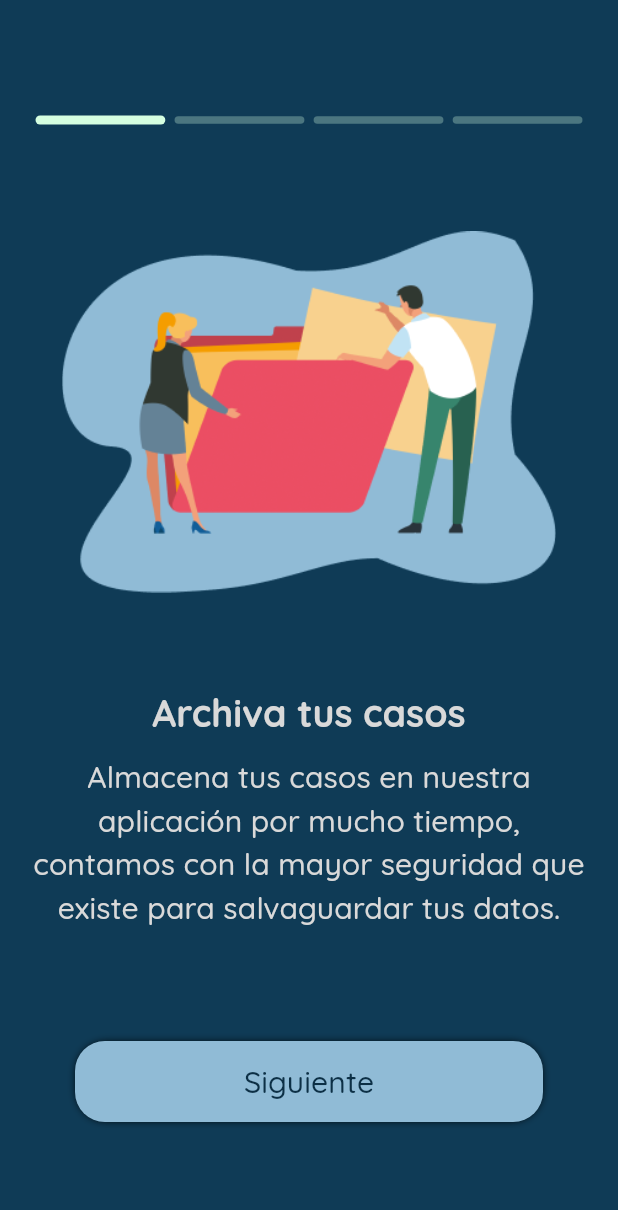
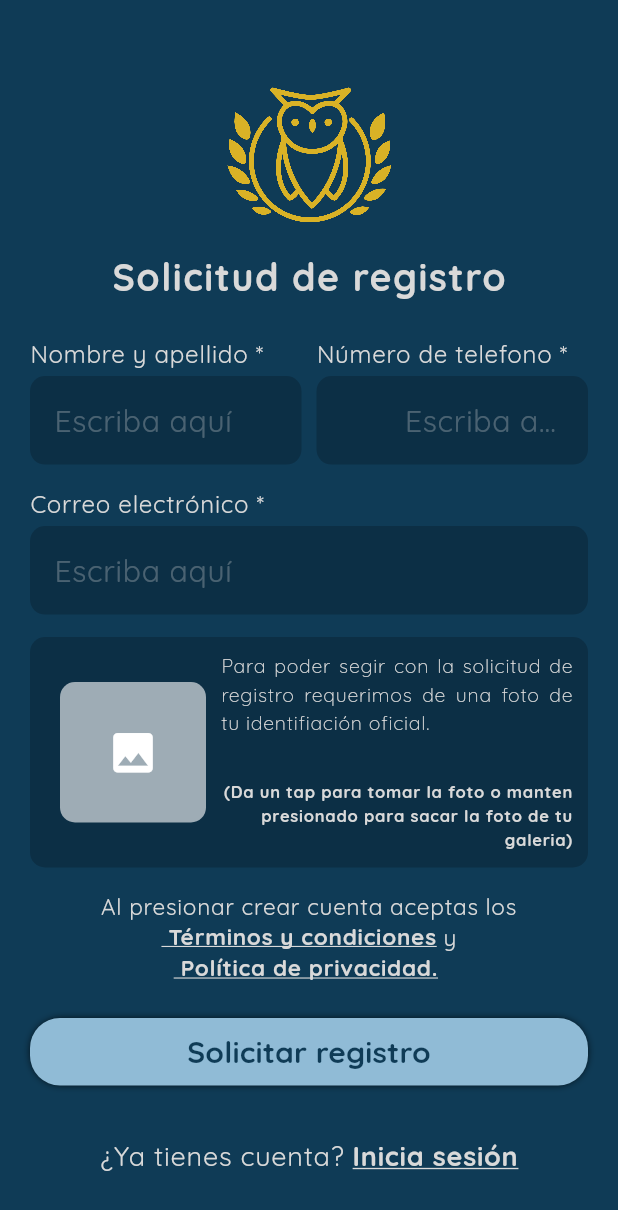
Before and after one commit to Gugodin/AppExpedientes, a Flutter app: the screen it shows after launch, on a phone screen of 412 x 824 dp. Shown: the top 1210 px of the screen. Run offline on Flutter 3.47's test engine with Material 3 defaults, Android fonts, the phone set to English and light mode, and no system bars; our stand-ins replace auto_route, firebase_auth, firebase_core, image_picker, shared_preferences; accounts and stored records are empty.

Commit message:
register has registered done

```diff
--- a/lib/config/const/const.dart
+++ b/lib/config/const/const.dart
@@ -13,15 +13,20 @@ final listImages = [
   AssetsApp.onB3,
   AssetsApp.onB4
 ];
-final listTitle = [
+final listTitleOnBoarding = [
   'Archiva tus casos',
   'Monitorea tus casos',
   'Las mejores asesorías',
   'Se parte de nosotros'
 ];
-final listDescription = [
+final listDescriptionOnBoarding = [
   'Almacena tus casos en nuestra aplicación por mucho tiempo, contamos con la mayor seguridad que existe para salvaguardar tus datos.',
   'Te mostramos paso a paso en donde vas con tu caso para que no tengas ningún tipo de duda al darle seguimiento.',
   'Contamos con el mejor buffete de abogados aquí en México los cuales llevarán tus casos de la mejor forma posible.',
   'Ya sea como abogado o cliente puedes ser parte de nuestra comunidad, buscando la justicia para todos los individuos.'
 ];
+
+const String label1HasRegisteredUser =
+    'Tu solicitud ha sido enviada, tenemos una espera de al menos 3 dias habiles para contestarte. \n\nNos contactaremos contigo una vez ya se haya aceptado tu solicitud.';
+const String label2HasRegisteredUser =
+    '\nSi deseas cancelar la solicitud para mandar otra, has click en el boton de abajo.';
--- a/lib/config/routes/AppRouter/AppRouter.dart
+++ b/lib/config/routes/AppRouter/AppRouter.dart
@@ -9,10 +9,10 @@ class AppRouter extends $AppRouter {
   @override
   List<AutoRoute> get routes => [
         /// routes go here
-        AutoRoute(page: OnBoardingRoute.page ,initial: true),
+        AutoRoute(page: OnBoardingRoute.page ),
         AutoRoute(
           page: LoginRoute.page,
         ),
-        AutoRoute(page: RegisterRoute.page,path: '/${RegisterRoute.page}'),
+        AutoRoute(page: RegisterRoute.page,initial: true),
       ];
 }
--- /dev/null
+++ b/lib/infraestructure/helpers/helpers.dart
@@ -0,0 +1 @@
+export 'prefs_helper.dart';
--- /dev/null
+++ b/lib/infraestructure/helpers/prefs_helper.dart
@@ -0,0 +1,41 @@
+import 'package:flutter/material.dart';
+import 'package:shared_preferences/shared_preferences.dart';
+
+class HelperPrefs extends ChangeNotifier {
+  static final HelperPrefs _instancia = HelperPrefs._internal();
+
+  factory HelperPrefs() {
+    return _instancia;
+  }
+  HelperPrefs._internal();
+
+  static late SharedPreferences _prefs;
+
+  static Future initPrefs() async {
+    _prefs = await SharedPreferences.getInstance();
+  }
+
+  static Future clearPrefs() async {
+    await _prefs.clear();
+    _instancia.notifyListeners();
+  }
+
+
+  static String get registrationRequest {
+    return _prefs.getString('id_registration_request') ?? '';
+  }
+
+  static set registrationRequest(String value) {
+    _prefs.setString('id_registration_request', value);
+    _instancia.notifyListeners();
+  }
+
+  static String get idUser {
+    return _prefs.getString("id_user") ?? '';
+  }
+
+  static set idUser(String value) {
+    _prefs.setString("id_user", value);
+    _instancia.notifyListeners();
+  }
+}
--- a/lib/infraestructure/infraestructure.dart
+++ b/lib/infraestructure/infraestructure.dart
@@ -0,0 +1 @@
+export 'helpers/helpers.dart';
--- a/lib/main.dart
+++ b/lib/main.dart
@@ -1,11 +1,14 @@
 import 'package:expedientes/app/app.dart';
 import 'package:expedientes/firebase_options.dart';
+import 'package:expedientes/infraestructure/infraestructure.dart';
 import 'package:firebase_core/firebase_core.dart';
 import 'package:flutter/material.dart';
 
 Future<void> main() async {
   WidgetsFlutterBinding.ensureInitialized();
   await Firebase.initializeApp(options: DefaultFirebaseOptions.currentPlatform);
+
+  await HelperPrefs.initPrefs();
   // Ideal time to initialize
   runApp(ExpedientApp());
 }
--- a/lib/ui/commons/custom_text_field.dart
+++ b/lib/ui/commons/custom_text_field.dart
@@ -1,6 +1,7 @@
 // ignore_for_file: public_member_api_docs, sort_constructors_first
 import 'package:expedientes/config/colors/colors.dart';
 import 'package:flutter/material.dart';
+import 'package:flutter/services.dart';
 
 import '../../config/const/const.dart';
 
@@ -19,8 +20,11 @@ class CustomTextField extends StatefulWidget {
   final IconData? prefixIcon;
   final IconData? sufixIcon;
   final String? hintText;
-  const CustomTextField({
-    super.key,
+  final List<TextInputFormatter>? formatters;
+  final Widget? prefix;
+
+  const CustomTextField(
+      {super.key,
       required this.controller,
       required this.label,
       required this.node,
@@ -33,7 +37,8 @@ class CustomTextField extends StatefulWidget {
       this.onSubmitted,
       this.prefixIcon,
       this.sufixIcon,
-  });
+      this.prefix,
+      this.formatters});
 
   @override
   State<CustomTextField> createState() => _CustomTextFieldState();
@@ -53,14 +58,17 @@ class _CustomTextFieldState extends State<CustomTextField> {
         children: [
           Text(
             '${widget.label} ${widget.isRequierd ? '*' : ''}',
-            style: widget.labelStyle?? theme.textTheme.labelLarge,
+            style: widget.labelStyle ?? theme.textTheme.labelLarge,
           ),
           const SizedBox(
             height: 5,
           ),
           TextFormField(
+
+            inputFormatters: widget.formatters,
             style: theme.textTheme.labelMedium!.copyWith(fontSize: 20),
             decoration: InputDecoration(
+              prefix: widget.prefix,
               hintText: widget.hintText ?? 'Escriba aquí',
               suffixIcon: widget.typeTextField == TypeTextField.password
                   ? IconButton(
@@ -96,6 +104,11 @@ class _CustomTextFieldState extends State<CustomTextField> {
                     : 'Inserte un correo valido';
               }
 
+              if (widget.inputType == TextInputType.phone &&
+                  value!.length < 10) {
+                return 'Número invalido';
+              }
+
               if (widget.typeTextField == TypeTextField.curp) {
                 RegExp regExp = RegExp(CURP_PATTERN);
                 return regExp.hasMatch(value!)
--- a/lib/ui/screens/authentication_screens/on_boarding_screen/on_boarding_screen.dart
+++ b/lib/ui/screens/authentication_screens/on_boarding_screen/on_boarding_screen.dart
@@ -51,7 +51,7 @@ class _OnBoardingScreenState extends State<OnBoardingScreen> {
                                   flex: 1,
                                   child: Center(
                                     child: Text(
-                                      listTitle[index],
+                                      listTitleOnBoarding[index],
                                       style: Theme.of(context)
                                           .textTheme
                                           .headlineMedium,
@@ -63,7 +63,7 @@ class _OnBoardingScreenState extends State<OnBoardingScreen> {
                                     padding: const EdgeInsets.symmetric(
                                         horizontal: 20.0),
                                     child: Text(
-                                      listDescription[index],
+                                      listDescriptionOnBoarding[index],
                                       textAlign: TextAlign.center,
                                       style: Theme.of(context)
                                           .textTheme
--- /dev/null
+++ b/lib/ui/screens/authentication_screens/register_screen/sub_screens/register.dart
@@ -0,0 +1,87 @@
+import 'dart:io';
+
+import 'package:auto_route/auto_route.dart';
+import 'package:expedientes/config/colors/colors.dart';
+import 'package:expedientes/config/routes/AppRouter/AppRouter.gr.dart';
+import 'package:expedientes/ui/commons/custom_select_photo_area.dart';
+import 'package:expedientes/ui/screens/authentication_screens/register_screen/widets/go_to_login.dart';
+import 'package:flutter/material.dart';
+
+import '../widets/widgets.dart';
+
+class RegisterBody extends StatefulWidget {
+  final Function(String idRegister) onRegistrated;
+  const RegisterBody({super.key, required this.onRegistrated});
+
+  @override
+  State<RegisterBody> createState() => _RegisterBodyState();
+}
+
+class _RegisterBodyState extends State<RegisterBody> {
+
+  FocusNode node1 = FocusNode();
+  TextEditingController controllerName = TextEditingController();
+  FocusNode node2 = FocusNode();
+  TextEditingController controllerNumber = TextEditingController();
+  FocusNode node3 = FocusNode();
+  TextEditingController controllerEmail = TextEditingController();
+  File? imageSelected;
+
+  final GlobalKey<FormState> _formKey = GlobalKey<FormState>();
+
+  @override
+  Widget build(BuildContext context) {
+    final theme = Theme.of(context);
+
+    return Form(
+      key: _formKey,
+      child: Column(
+        children: [
+          Expanded(
+              flex: 2,
+              child: Center(
+                  child: Padding(
+                padding: const EdgeInsets.only(top: 10),
+                child: Text(
+                  'Solicitud de registro',
+                  style: theme.textTheme.headlineMedium!
+                      .copyWith(letterSpacing: 1),
+                ),
+              ))),
+          Expanded(
+              flex: 7,
+              child: FormPart(
+                  elementName:
+                      ElementForm(controller: controllerName, node: node1),
+                  elementNumber:
+                      ElementForm(controller: controllerNumber, node: node2),
+                  elementEmail:
+                      ElementForm(controller: controllerEmail, node: node3))),
+          Expanded(
+              flex: 5,
+              child: CustomSelectPhotoAreaWidget(
+                onImageSelected: (image) {
+                  if (image != null) {
+                    setState(() {
+                      imageSelected = image.imageInFile;
+                    });
+                  }
+                },
+                child: CardCredential(
+                  imageSelected: imageSelected,
+                ),
+              )),
+          const Expanded(flex: 3, child: TermsAndConditionWidget()),
+          Expanded(
+              flex: 2,
+              child: ButtonRegister(
+                formKey: _formKey,
+                imageSelected: imageSelected,
+                onRegistered: widget.onRegistrated,
+              )),
+          const Expanded(flex: 3, child: GoToLoginWidget()),
+        ],
+      ),
+    );
+  }
+}
--- /dev/null
+++ b/lib/ui/screens/authentication_screens/register_screen/sub_screens/sub_screens.dart
@@ -0,0 +1,2 @@
+export 'register.dart';
+export 'register_has_register.dart';
--- a/lib/ui/screens/authentication_screens/register_screen/widets/button_register.dart
+++ b/lib/ui/screens/authentication_screens/register_screen/widets/button_register.dart
@@ -1,3 +1,6 @@
+import 'dart:io';
+
+import 'package:expedientes/infraestructure/infraestructure.dart';
 import 'package:flutter/material.dart';
 
 import '../../../../../config/colors/colors.dart';
@@ -5,10 +8,13 @@ import '../../../../commons/commons.dart';
 
 class ButtonRegister extends StatelessWidget {
   final GlobalKey<FormState> formKey;
-
+  final File? imageSelected;
+  final Function(String idRegister) onRegistered;
   const ButtonRegister({
     super.key,
     required this.formKey,
+    required this.imageSelected,
+    required this.onRegistered,
   });
 
   @override
@@ -25,8 +31,12 @@ class ButtonRegister extends StatelessWidget {
       label: 'Solicitar registro',
       onTap: () {
         FocusScope.of(context).unfocus();
-        if (formKey.currentState!.validate()) {
-          print('Hola');
+        if (formKey.currentState!.validate() && imageSelected != null) {
+          print('HACEMOS SET STATE');
+          HelperPrefs.registrationRequest = '1';
+          onRegistered('1');
+        } else {
+          print('SELECCIONA UNA IMAGEN');
         }
       },
     );
--- a/lib/ui/screens/authentication_screens/register_screen/widets/form_part.dart
+++ b/lib/ui/screens/authentication_screens/register_screen/widets/form_part.dart
@@ -1,63 +1,69 @@
 // ignore_for_file: public_member_api_docs, sort_constructors_first
 import 'package:flutter/material.dart';
+import 'package:flutter/services.dart';
 
 import '../../../../commons/commons.dart';
 
 class FormPart extends StatelessWidget {
   final ElementForm elementName;
-  final ElementForm elementLastName;
+  final ElementForm elementNumber;
   final ElementForm elementEmail;
 
   const FormPart(
       {super.key,
       required this.elementName,
-      required this.elementLastName,
+      required this.elementNumber,
       required this.elementEmail});
 
   @override
   Widget build(BuildContext context) {
     final theme = Theme.of(context);
     return Column(
+      mainAxisAlignment: MainAxisAlignment.spaceEvenly,
+      children: [
+        Row(
           children: [
             Expanded(
-            flex: 1,
-            child: Row(
-              children: [
-                Expanded(
-                    flex: 1,
               child: CustomTextField(
                   labelStyle: theme.textTheme.labelMedium,
                   margin: EdgeInsets.zero,
                   controller: elementName.controller,
-                        label: 'Nombre',
+                  label: 'Nombre y apellido',
                   node: elementName.node,
                   isRequierd: true,
-                        inputType: TextInputType.name)),
-                const SizedBox(
-                  width: 20,
+                  inputType: TextInputType.name),
+            ),
+            SizedBox(
+              width: 10,
             ),
             Expanded(
-                    flex: 1,
               child: CustomTextField(
+                  prefix: const Padding(
+                    padding: EdgeInsets.only(right: 8.0),
+                    child: Text(
+                      '+52',
+                      style: TextStyle(color: Colors.white),
+                    ),
+                  ),
                   labelStyle: theme.textTheme.labelMedium,
                   margin: EdgeInsets.zero,
-                        controller: elementLastName.controller,
-                        label: 'Apellido',
-                        node: elementLastName.node,
+                  controller: elementNumber.controller,
+                  label: 'Número de telefono',
+                  node: elementNumber.node,
+                  formatters: [LengthLimitingTextInputFormatter(10)],
                   isRequierd: true,
-                        inputType: TextInputType.name)),
+                  inputType: TextInputType.phone),
+            ),
           ],
-            )),
-        Expanded(
-            flex: 1,
-            child: CustomTextField(
+        ),
+        CustomTextField(
             labelStyle: theme.textTheme.labelMedium,
             margin: EdgeInsets.zero,
             controller: elementEmail.controller,
             label: 'Correo electrónico',
             node: elementEmail.node,
             isRequierd: true,
-                inputType: TextInputType.emailAddress)),
+            inputType: TextInputType.emailAddress),
       ],
     );
   }
--- /dev/null
+++ b/lib/ui/screens/authentication_screens/register_screen/widets/go_to_login.dart
@@ -0,0 +1,43 @@
+import 'package:auto_route/auto_route.dart';
+import 'package:expedientes/config/colors/colors.dart';
+import 'package:expedientes/config/routes/AppRouter/AppRouter.gr.dart';
+import 'package:flutter/material.dart';
+
+class GoToLoginWidget extends StatelessWidget {
+  const GoToLoginWidget({super.key});
+
+  @override
+  Widget build(BuildContext context) {
+    final theme = Theme.of(context);
+    return Center(
+      child: Padding(
+        padding: const EdgeInsets.only(bottom: 15.0),
+        child: InkWell(
+          onTap: () {
+            context.router.push(LoginRoute());
+          },
+          borderRadius: BorderRadius.circular(15),
+          child: Padding(
+            padding: const EdgeInsets.all(5.0),
+            child: RichText(
+              text: TextSpan(children: [
+                TextSpan(
+                    text: '¿Ya tienes cuenta? ',
+                    style: theme.textTheme.labelMedium!.copyWith(
+                      fontSize: 18,
+                    )),
+                TextSpan(
+                    text: 'Inicia sesión',
+                    style: theme.textTheme.labelMedium!.copyWith(
+                        fontWeight: FontWeight.bold,
+                        fontSize: 18,
+                        decoration: TextDecoration.underline,
+                        decorationColor: MainColorsApp.brightColorText)),
+              ]),
+            ),
+          ),
+        ),
+      ),
+    );
+  }
+}
--- a/pubspec.yaml
+++ b/pubspec.yaml
@@ -15,6 +15,7 @@ dependencies:
   flutter_riverpod: ^2.5.1
   image_picker: ^1.1.2
   riverpod_annotation: ^2.3.5
+  shared_preferences: ^2.3.2
 
 dev_dependencies:
   flutter_test:
```
Also changed, not shown: lib/ui/screens/authentication_screens/register_screen/register_screen.dart (+29 -91 lines), lib/ui/screens/authentication_screens/register_screen/sub_screens/register_has_register.dart (added, +67 -0 lines), pubspec.lock, 2 other files. Lines whose indentation alone changed are shown as unchanged.
